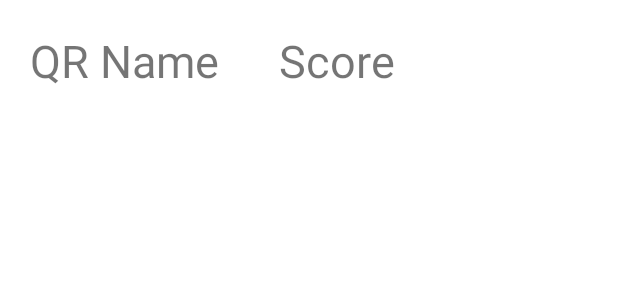
After one commit to CMPUT301W23T20/QR-GO, an Android app: the layout content_profile_qr_list.xml on its own in the app's theme, with its tools: preview values and no code run, on a phone screen of 412 x 824 dp. The commit adds this screen. Shown: the top 300 px of the screen. Run offline under Robolectric (Android 15) with nearby library versions, the phone set to English and light mode, and no system bars.

Commit message:
Add QR List UI
Note: back button for list view doesnt work

```diff
--- a/app/src/main/java/com/example/qr_go/Adapters/LeaderboardAdapter.java
+++ b/app/src/main/java/com/example/qr_go/Adapters/LeaderboardAdapter.java
@@ -41,7 +41,7 @@ public class LeaderboardAdapter extends ArrayAdapter<LeaderboardContent> {
     public View getView(int position, @Nullable View convertView, @NonNull ViewGroup parent){
         View view;
         if (convertView == null){
-            view = LayoutInflater.from(getContext()).inflate(R.layout.fragment_leaderboard_content, parent, false);
+            view = LayoutInflater.from(getContext()).inflate(R.layout.content_leaderboard, parent, false);
         }
         else{
             view= convertView;
--- a/app/src/main/res/layout/activity_main.xml
+++ b/app/src/main/res/layout/activity_main.xml
@@ -1,5 +1,6 @@
 <?xml version="1.0" encoding="utf-8"?>
 <LinearLayout xmlns:android="http://schemas.android.com/apk/res/android"
+    android:id="@+id/main_container"
     android:orientation="vertical"
     xmlns:app="http://schemas.android.com/apk/res-auto"
     xmlns:tools="http://schemas.android.com/tools"
--- /dev/null
+++ b/app/src/main/res/layout/content_profile_qr_list.xml
@@ -0,0 +1,23 @@
+<?xml version="1.0" encoding="utf-8"?>
+<LinearLayout
+    xmlns:android="http://schemas.android.com/apk/res/android"
+    android:layout_height="wrap_content"
+    android:layout_width="match_parent"
+    android:orientation="horizontal">
+
+    <TextView
+        android:id="@+id/name_text"
+        android:layout_width="wrap_content"
+        android:layout_height="wrap_content"
+        android:padding="20dp"
+        android:text="QR Name"
+        android:textSize="30sp"/>
+
+    <TextView
+        android:layout_width="wrap_content"
+        android:layout_height="wrap_content"
+        android:id="@+id/score_text"
+        android:textSize="30sp"
+        android:padding="20dp"
+        android:text="Score"/>
+</LinearLayout>
--- a/app/src/main/res/layout/fragment_player_profile.xml
+++ b/app/src/main/res/layout/fragment_player_profile.xml
@@ -1,6 +1,9 @@
 <?xml version="1.0" encoding="utf-8"?>
 <FrameLayout xmlns:android="http://schemas.android.com/apk/res/android"
     xmlns:tools="http://schemas.android.com/tools"
+    android:id="@+id/profile_container"
+    android:background="#ffffff"
+    android:clickable="true"
     android:layout_width="match_parent"
     android:layout_height="match_parent"
     tools:context="com.example.qr_go.Fragments.PlayerProfileFragment">
```
Also changed, not shown: app/src/main/java/com/example/qr_go/Adapters/ProfileQRListAdapter.java (added, +47 -0 lines), app/src/main/java/com/example/qr_go/Fragments/PlayerProfileFragment.java (+38 -27 lines), app/src/main/java/com/example/qr_go/Fragments/ProfileQRListFragment.java (added, +100 -0 lines), app/src/main/java/com/example/qr_go/MainActivity.java (+7 -1 lines), app/src/main/java/com/example/qr_go/ProfileQRListContent.java (added, +16 -0 lines), app/src/main/java/com/example/qr_go/QR/QR.java (+24 -1 lines), app/src/main/res/layout/fragment_player_qr_list.xml (added, +25 -0 lines), app/src/main/res/layout/content_leaderboard.xml (renamed from app/src/main/res/layout/fragment_leaderboard_content.xml), 1 other file.
